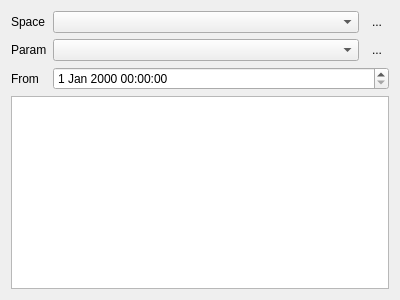
First picture: the form in ui/ValueHistory.ui, repository MonroeQuantumNetworks/IonControl, before the edit.
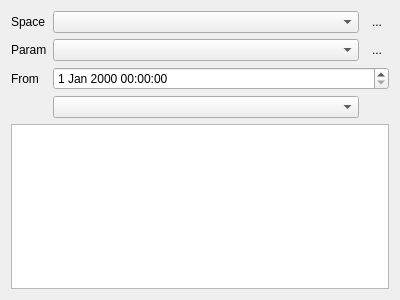
Second picture: the form after the edit. Icons and pictures are not drawn.

Commit message: add timespan selection to ValueHistory

What changed in the file:
```diff
--- a/ui/ValueHistory.ui
+++ b/ui/ValueHistory.ui
@@ -14,7 +14,7 @@
    <string>Form</string>
   </property>
   <layout class="QGridLayout" name="gridLayout">
-   <item row="3" column="0" colspan="3">
+   <item row="4" column="0" colspan="3">
     <widget class="QTableView" name="tableView"/>
    </item>
    <item row="0" column="0">
@@ -86,6 +86,13 @@
      </property>
     </widget>
    </item>
+   <item row="3" column="1">
+    <widget class="QComboBox" name="namedTimespanComboBox">
+     <property name="maxVisibleItems">
+      <number>1000</number>
+     </property>
+    </widget>
+   </item>
   </layout>
  </widget>
  <resources>
```
The commit also changes 1 other file.
